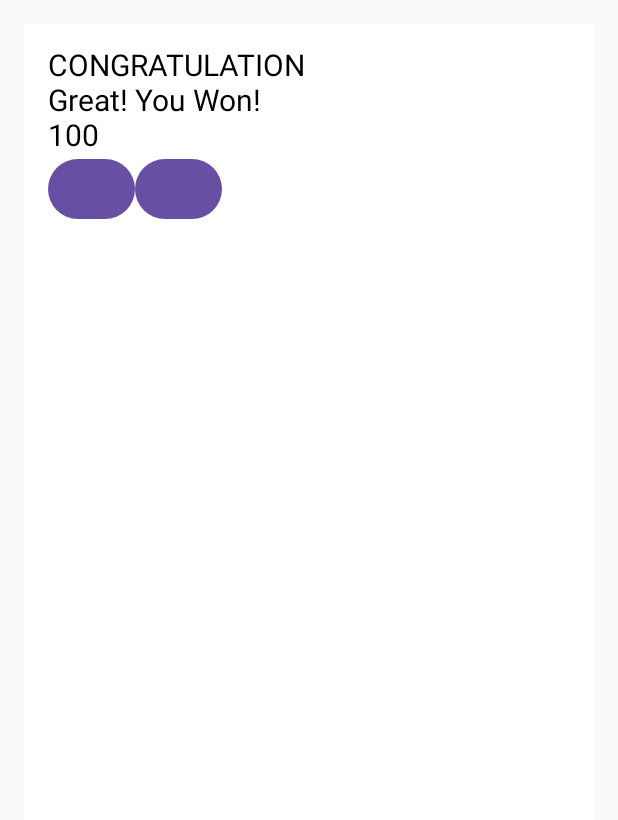
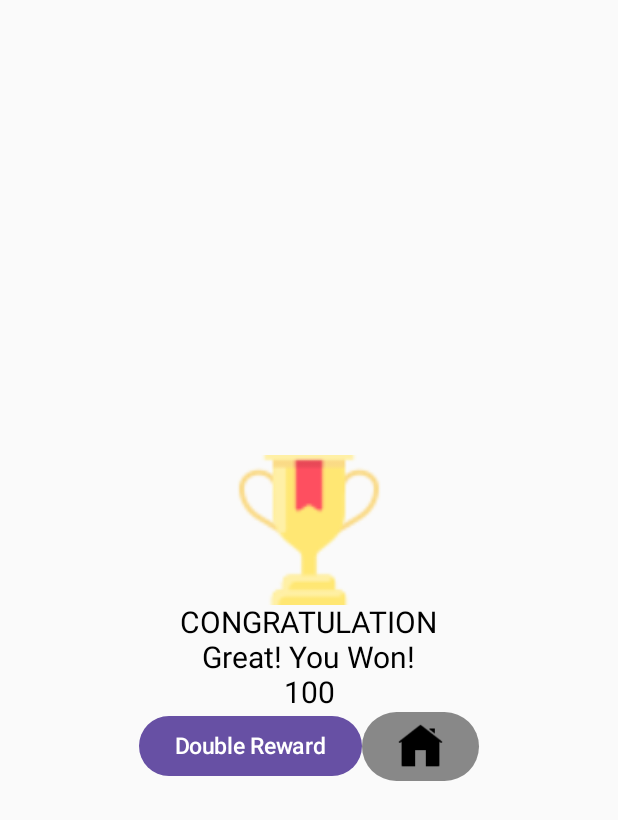
Before and after one commit to YrChubai/FindGame, an Android app built with Jetpack Compose: the end screen opened through its navigation route, on a phone screen of 412 x 824 dp. Shown: the top 820 px of the screen. Run offline under Robolectric (Android 15) with nearby library versions, the phone set to English and light mode, and no system bars.

Commit message:
Update EndGame

```diff
--- a/app/src/main/java/com/example/findgame/view/EndGamePopup.kt
+++ b/app/src/main/java/com/example/findgame/view/EndGamePopup.kt
@@ -1,54 +1,59 @@
 package com.example.findgame.view
 
+import androidx.compose.foundation.Image
 import androidx.compose.foundation.background
 import androidx.compose.foundation.layout.Arrangement
 import androidx.compose.foundation.layout.Box
 import androidx.compose.foundation.layout.Column
 import androidx.compose.foundation.layout.Row
+import androidx.compose.foundation.layout.Spacer
 import androidx.compose.foundation.layout.fillMaxSize
+import androidx.compose.foundation.layout.height
 import androidx.compose.foundation.layout.padding
 import androidx.compose.foundation.layout.size
 import androidx.compose.material3.Button
+import androidx.compose.material3.ButtonDefaults
 import androidx.compose.material3.Text
 import androidx.compose.runtime.Composable
 import androidx.compose.ui.Alignment
 import androidx.compose.ui.Modifier
 import androidx.compose.ui.graphics.Color
+import androidx.compose.ui.res.painterResource
 import androidx.compose.ui.unit.dp
 import androidx.compose.ui.unit.sp
 import androidx.lifecycle.viewmodel.compose.viewModel
 import androidx.navigation.NavController
 import com.example.findgame.GameSceneVM
+import com.example.findgame.R
 
 @Composable
 fun EndGamePopup(navController: NavController, viewModel: GameSceneVM = viewModel()
 ) {
-    Column(
-        modifier = Modifier
-            .fillMaxSize()
-            .padding(16.dp),
+    Column(modifier = Modifier.fillMaxSize().padding(70.dp),
         verticalArrangement = Arrangement.Center,
-        horizontalAlignment = Alignment.CenterHorizontally
-    ) {
-        Box(
-            modifier = Modifier
-                .fillMaxSize()
-                .background(Color.White)
-                .padding(16.dp)
-        ) {
-            Column {
+        horizontalAlignment = Alignment.CenterHorizontally) {
+        Box {
+            Image(
+                painter = painterResource(id = R.drawable.icons8_prize),
+                contentDescription = null,
+                modifier = Modifier.size(100.dp)
+            )
+        }
         Text(text = "CONGRATULATION", fontSize = 20.sp)
         Text(text = "Great! You Won!", fontSize = 20.sp)
         Text(text = viewModel.money.value.toString(), fontSize = 20.sp)
 
         Row {
             Button(onClick = { navController.navigate("route_screen") }) {
+                Text(text = "Double Reward", fontSize = 15.sp, color = Color.White)
             }
-                    Button(onClick = { navController.navigate("route_screen") }) {
+            Button(onClick = { navController.navigate("route_screen") }, colors = ButtonDefaults.buttonColors(containerColor = Color.Gray)) {
+                Image(
+                    painter = painterResource(id = R.drawable.icons8_home),
+                    contentDescription = null,
+                    modifier = Modifier.size(30.dp)
+                )
             }
             }
         }
     }
-
-        }
-    }
```
Also changed, not shown: app/src/main/res/drawable/icons8_home.png (added). Lines whose indentation alone changed are shown as unchanged.
